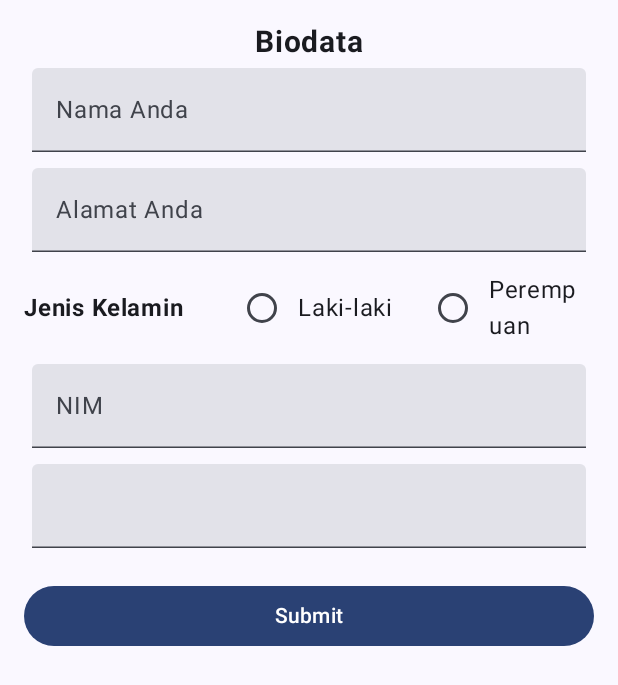
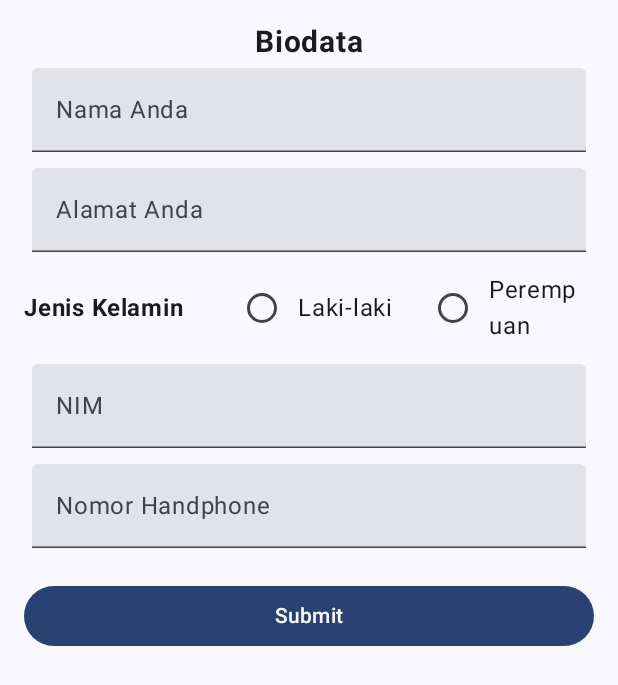
Before and after one commit to nicodwirahman/QuestNavigasiMVVM_156, an Android app built with Jetpack Compose: the screen it shows after launch (MainActivity), on a phone screen of 412 x 824 dp. Shown: the top 685 px of the screen. Run offline under Robolectric (Android 15) with nearby library versions, the phone set to English and light mode, and no system bars.

Commit message:
agar judul ya no telpon untuk sebagai text sementara/petunjuk sebelum colum ya disi

```diff
--- a/app/src/main/java/com/example/mvvm/ui/view/ForumulirView.kt
+++ b/app/src/main/java/com/example/mvvm/ui/view/ForumulirView.kt
@@ -123,7 +123,10 @@ fun FormulirView(
             modifier = Modifier
                 .fillMaxWidth()
                 .padding(5.dp),
-        )
+            label = { Text("Nomor Handphone") },
+            placeholder = { Text("Masukkan Nomor Handphone Anda") },
+
+            )
 
 
         // Submit Button
```
